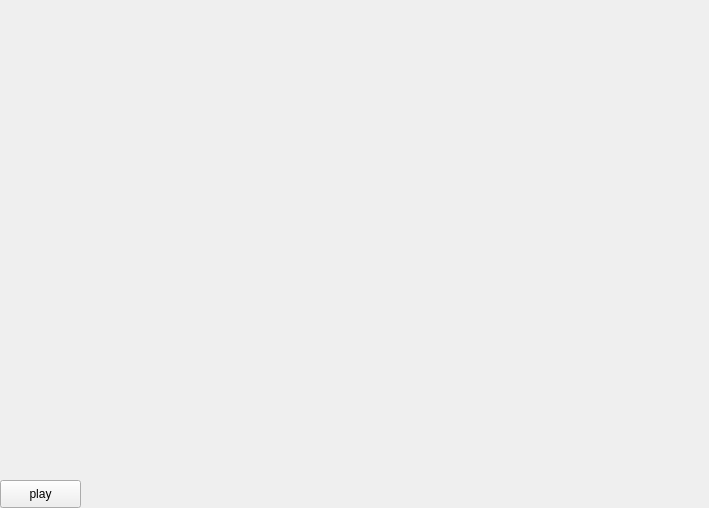
First picture: the form in mplayer/player.ui, repository cls1991/NetEaseCoursesClient, before the edit.
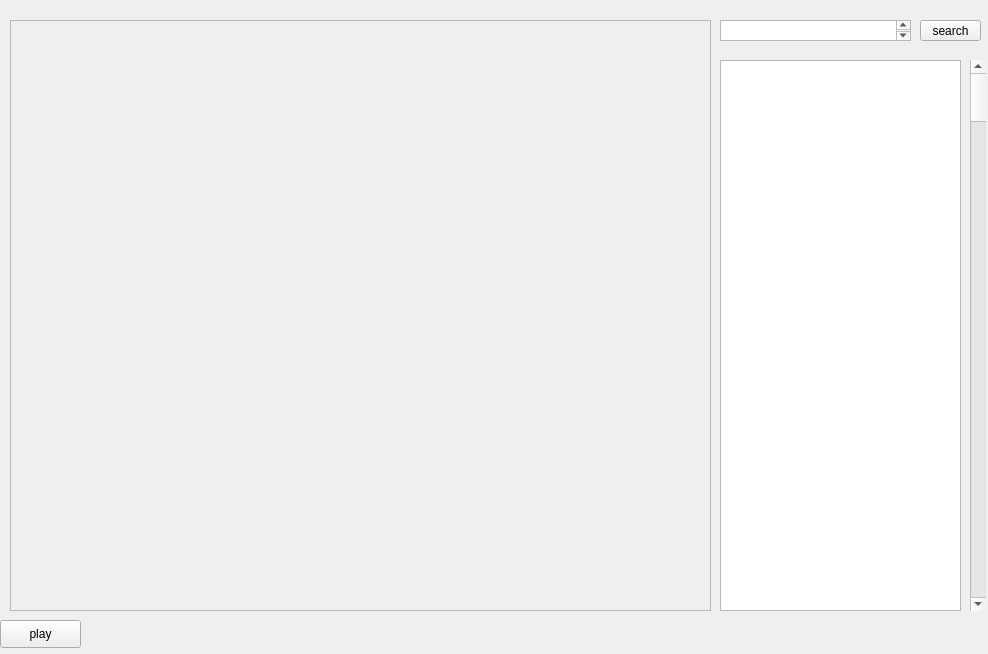
Second picture: the form after the edit.

Diff of the .ui file:
```diff
--- a/mplayer/player.ui
+++ b/mplayer/player.ui
@@ -2,12 +2,15 @@
 <ui version="4.0">
  <class>Player</class>
  <widget class="QWidget" name="Player">
+  <property name="enabled">
+   <bool>true</bool>
+  </property>
   <property name="geometry">
    <rect>
     <x>0</x>
     <y>0</y>
-    <width>709</width>
-    <height>508</height>
+    <width>988</width>
+    <height>654</height>
    </rect>
   </property>
   <property name="windowTitle">
@@ -17,7 +20,7 @@
    <property name="geometry">
     <rect>
      <x>0</x>
-     <y>480</y>
+     <y>620</y>
      <width>81</width>
      <height>28</height>
     </rect>
@@ -26,6 +29,74 @@
     <string>play</string>
    </property>
   </widget>
+  <widget class="QFrame" name="frame">
+   <property name="geometry">
+    <rect>
+     <x>10</x>
+     <y>20</y>
+     <width>701</width>
+     <height>591</height>
+    </rect>
+   </property>
+   <property name="minimumSize">
+    <size>
+     <width>500</width>
+     <height>500</height>
+    </size>
+   </property>
+   <property name="frameShape">
+    <enum>QFrame::StyledPanel</enum>
+   </property>
+   <property name="frameShadow">
+    <enum>QFrame::Raised</enum>
+   </property>
+  </widget>
+  <widget class="QPushButton" name="pushButton_2">
+   <property name="geometry">
+    <rect>
+     <x>920</x>
+     <y>20</y>
+     <width>61</width>
+     <height>21</height>
+    </rect>
+   </property>
+   <property name="text">
+    <string>search</string>
+   </property>
+  </widget>
+  <widget class="QListView" name="listView">
+   <property name="geometry">
+    <rect>
+     <x>720</x>
+     <y>60</y>
+     <width>241</width>
+     <height>551</height>
+    </rect>
+   </property>
+  </widget>
+  <widget class="QScrollBar" name="verticalScrollBar">
+   <property name="geometry">
+    <rect>
+     <x>970</x>
+     <y>60</y>
+     <width>16</width>
+     <height>551</height>
+    </rect>
+   </property>
+   <property name="orientation">
+    <enum>Qt::Vertical</enum>
+   </property>
+  </widget>
+  <widget class="QPlainTextEdit" name="plainTextEdit">
+   <property name="geometry">
+    <rect>
+     <x>720</x>
+     <y>20</y>
+     <width>191</width>
+     <height>21</height>
+    </rect>
+   </property>
+  </widget>
  </widget>
  <layoutdefault spacing="6" margin="11"/>
  <resources/>
```
